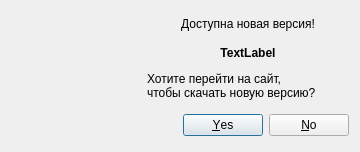
Above: src/dialogupdate.ui from Legotckoi/EColor before the change. Below: the same form after it.
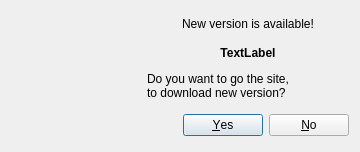
That is the form after the change. Icons and pictures are not drawn.

Commit message: Added translations and improve version checker

The edit to the form file:
```diff
--- a/src/dialogupdate.ui
+++ b/src/dialogupdate.ui
@@ -110,7 +110,7 @@
       <string notr="true"/>
      </property>
      <property name="text">
-      <string>&lt;html&gt;&lt;head/&gt;&lt;body&gt;&lt;p&gt;Хотите перейти на сайт, &lt;br/&gt;чтобы скачать новую версию?&lt;/p&gt;&lt;/body&gt;&lt;/html&gt;</string>
+      <string>&lt;html&gt;&lt;head/&gt;&lt;body&gt;&lt;p&gt;Do you want to go the site, &lt;br/&gt;to download new version?&lt;/p&gt;&lt;/body&gt;&lt;/html&gt;</string>
      </property>
      <property name="margin">
       <number>5</number>
@@ -129,7 +129,7 @@
       <string notr="true"/>
      </property>
      <property name="text">
-      <string>Доступна новая версия!</string>
+      <string>New version is available!</string>
      </property>
      <property name="alignment">
       <set>Qt::AlignCenter</set>
```
Left out of the diff: 2 changed lines with no effect on the pictures. The commit also changes 12 other files.
